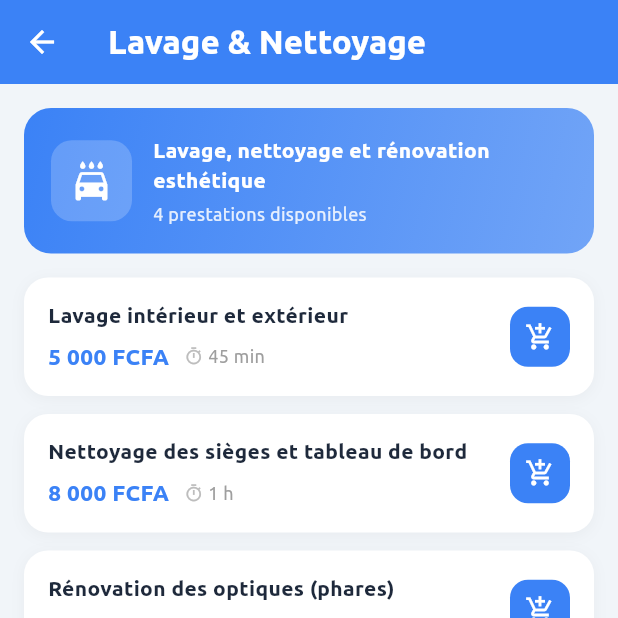
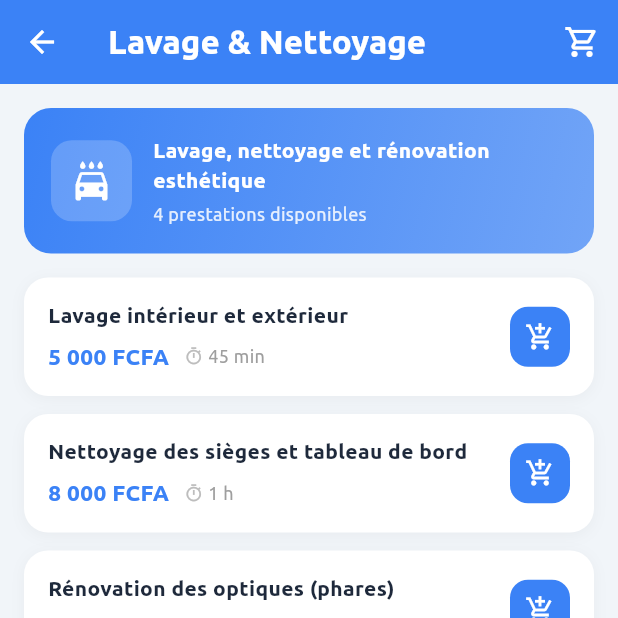
Before and after one commit to yamdev07/OTO-s, a Flutter app: the CategoryDetailScreen screen opened directly with sample values from the repository, on a phone screen of 412 x 824 dp, the top half of it. Run offline on Flutter 3.47's test engine with Material 3 defaults, Android fonts, the phone set to English and light mode, and no system bars; our stand-ins replace cloud_firestore, firebase_auth, firebase_core; accounts and stored records are empty.

Commit message:
fix(catalogue): panier visible dans l'écran catégorie (icône + barre 'Voir le panier')

```diff
--- a/lib/screens/category_detail_screen.dart
+++ b/lib/screens/category_detail_screen.dart
@@ -1,5 +1,6 @@
 import 'package:flutter/material.dart';
 
+import '../models/cart_item.dart';
 import '../models/service_category.dart';
 import '../models/service_item.dart';
 import '../services/panier_service.dart';
@@ -33,6 +34,102 @@ class CategoryDetailScreen extends StatelessWidget {
     );
   }
 
+  void _ouvrirPanier(BuildContext context) {
+    Navigator.push(
+      context,
+      MaterialPageRoute(builder: (_) => const PanierScreen()),
+    );
+  }
+
+  /// Icône panier avec badge (nombre d'articles), dans l'AppBar.
+  Widget _cartButton(BuildContext context) {
+    return StreamBuilder<List<CartItem>>(
+      stream: PanierService.instance.watch(),
+      builder: (context, snap) {
+        final count =
+            (snap.data ?? []).fold<int>(0, (acc, e) => acc + e.quantite);
+        return Stack(
+          alignment: Alignment.center,
+          children: [
+            IconButton(
+              icon: const Icon(Icons.shopping_cart_outlined,
+                  color: Colors.white),
+              onPressed: () => _ouvrirPanier(context),
+            ),
+            if (count > 0)
+              Positioned(
+                right: 6,
+                top: 6,
+                child: Container(
+                  padding: const EdgeInsets.all(4),
+                  constraints:
+                      const BoxConstraints(minWidth: 18, minHeight: 18),
+                  decoration: const BoxDecoration(
+                    color: AppColors.danger,
+                    shape: BoxShape.circle,
+                  ),
+                  child: Text('$count',
+                      textAlign: TextAlign.center,
+                      style: const TextStyle(
+                          color: Colors.white,
+                          fontSize: 10,
+                          fontWeight: FontWeight.bold)),
+                ),
+              ),
+          ],
+        );
+      },
+    );
+  }
+
+  /// Barre fixe en bas : « Voir le panier (n) · total » quand non vide.
+  Widget _cartBar(BuildContext context) {
+    return StreamBuilder<List<CartItem>>(
+      stream: PanierService.instance.watch(),
+      builder: (context, snap) {
+        final items = snap.data ?? [];
+        if (items.isEmpty) return const SizedBox.shrink();
+        final count = items.fold<int>(0, (acc, e) => acc + e.quantite);
+        final total = PanierService.total(items);
+        return SafeArea(
+          child: Padding(
+            padding: const EdgeInsets.all(12),
+            child: SizedBox(
+              height: 52,
+              child: ElevatedButton(
+                onPressed: () => _ouvrirPanier(context),
+                style: ElevatedButton.styleFrom(
+                  backgroundColor: AppColors.primaryDark,
+                  foregroundColor: Colors.white,
+                  shape: RoundedRectangleBorder(
+                    borderRadius: BorderRadius.circular(14),
+                  ),
+                ),
+                child: Row(
+                  mainAxisAlignment: MainAxisAlignment.spaceBetween,
+                  children: [
+                    Row(
+                      children: [
+                        const Icon(Icons.shopping_cart, size: 20),
+                        const SizedBox(width: 8),
+                        Text('Voir le panier ($count)',
+                            style: const TextStyle(
+                                fontSize: 15, fontWeight: FontWeight.bold)),
+                      ],
+                    ),
+                    Text(Format.fcfa(total),
+                        style: const TextStyle(
+                            fontSize: 15, fontWeight: FontWeight.bold)),
+                  ],
+                ),
+              ),
+            ),
+          ),
+        );
+      },
+    );
+  }
+
   @override
   Widget build(BuildContext context) {
     return Scaffold(
@@ -43,7 +140,9 @@ class CategoryDetailScreen extends StatelessWidget {
         backgroundColor: category.color,
         foregroundColor: Colors.white,
         elevation: 0,
+        actions: [_cartButton(context)],
       ),
+      bottomNavigationBar: _cartBar(context),
       body: ListView(
         padding: const EdgeInsets.all(16),
         children: [
```
